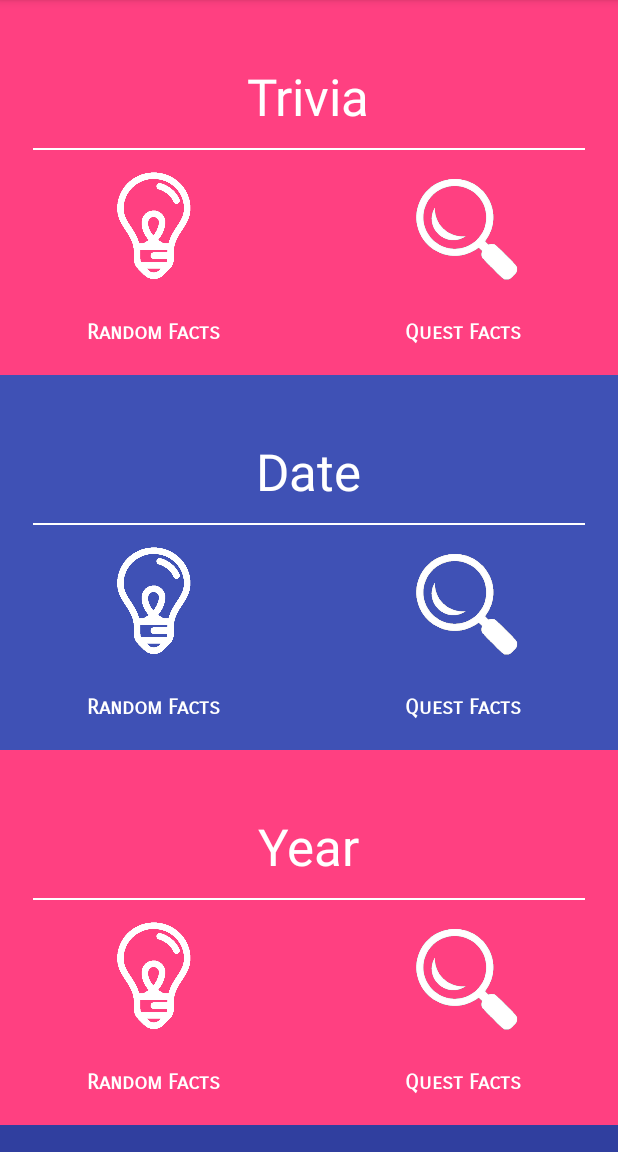
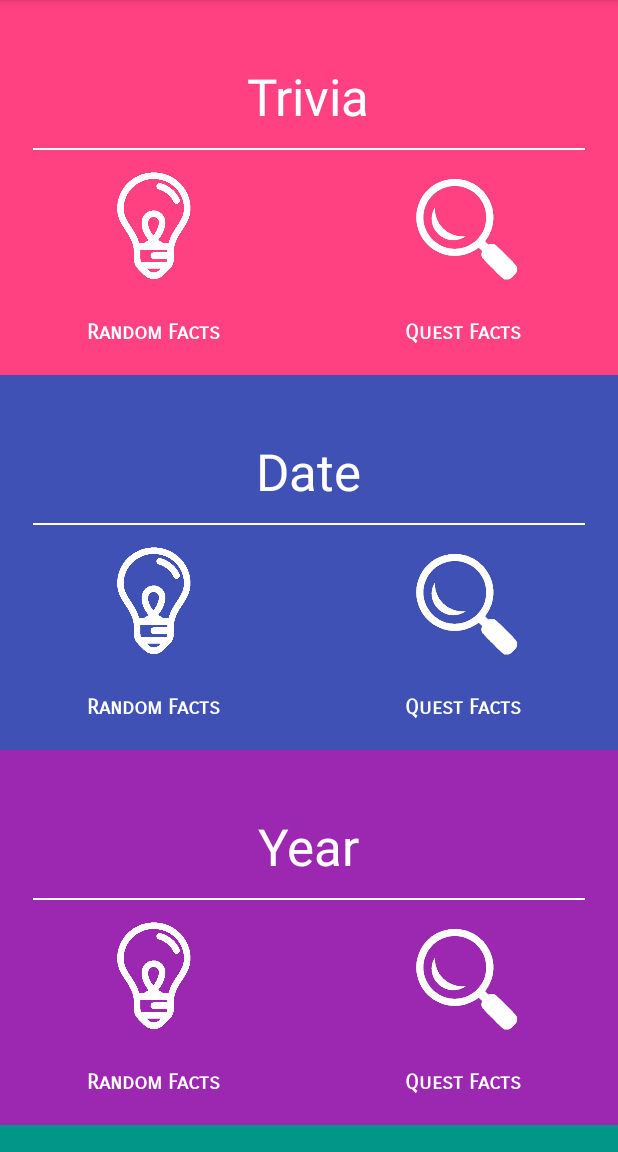
Before and after one commit to kamalakarrao/IncredibleFacts, an Android app: the screen it shows after launch (MainActivity), on a phone screen of 412 x 824 dp, the part 84-1236 px from its top. Run offline under Robolectric (Android 15) with nearby library versions, the phone set to English and light mode, and no system bars; our stand-ins replace Volley; libraries missing offline, so code that uses them is left out: com.yarolegovich.lovelydialog.

Commit message:
Changed Colors

```diff
--- a/app/src/main/res/layout/activity_main.xml
+++ b/app/src/main/res/layout/activity_main.xml
@@ -1,7 +1,5 @@
 <?xml version="1.0" encoding="utf-8"?>
 <ScrollView xmlns:android="http://schemas.android.com/apk/res/android"
-    xmlns:app="http://schemas.android.com/apk/res-auto"
-    xmlns:tools="http://schemas.android.com/tools"
     android:layout_width="match_parent"
     android:layout_height="match_parent"
     android:orientation="vertical">
@@ -235,7 +233,7 @@
         <LinearLayout
             android:layout_width="match_parent"
             android:layout_height="250dp"
-            android:background="@color/colorAccent"
+            android:background="#9C27B0"
             android:gravity="center">
 
 
@@ -346,7 +344,7 @@
         <LinearLayout
             android:layout_width="match_parent"
             android:layout_height="250dp"
-            android:background="@color/colorPrimaryDark"
+            android:background="#009688"
             android:gravity="center">
 
 
```
